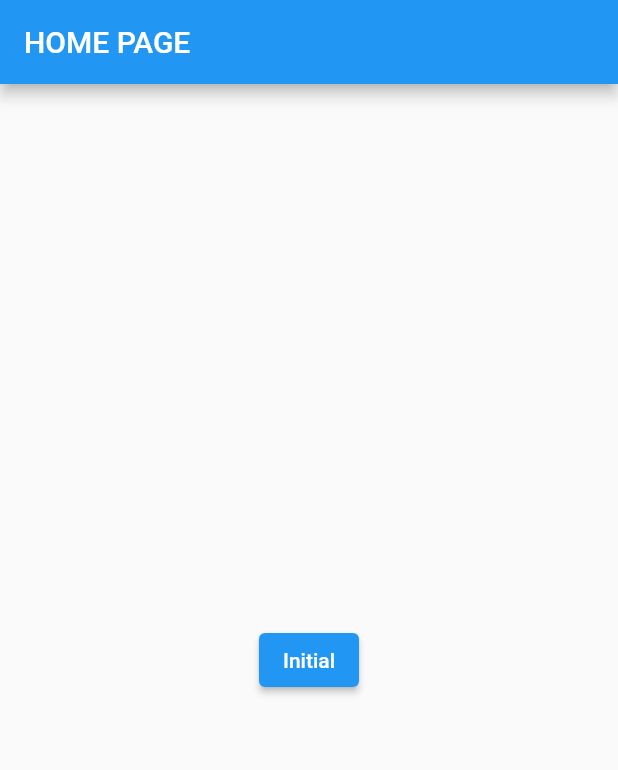
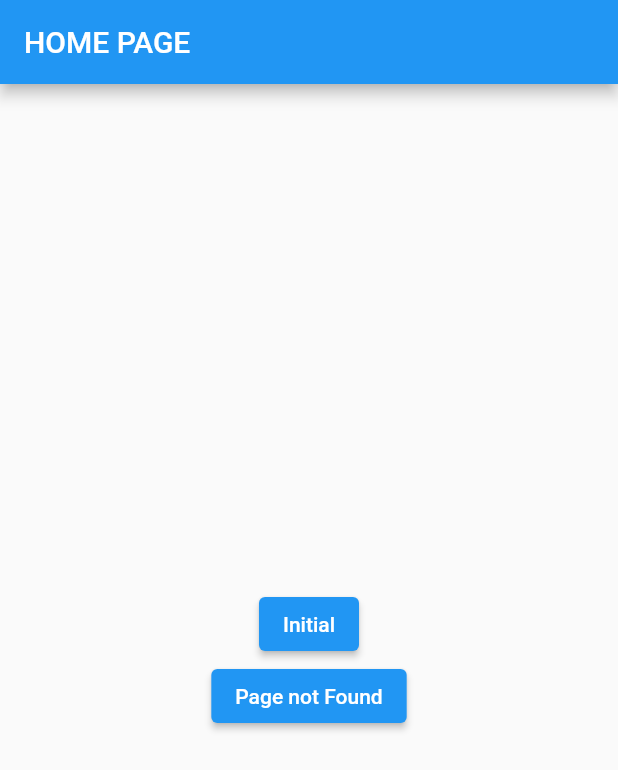
Before and after one commit to 2DevGs/get_rotas_nomeadas, a Flutter app: the screen it shows after launch, on a phone screen of 412 x 824 dp. Shown: the top 770 px of the screen. Run offline on Flutter 3.47's test engine with Material 2 defaults, Android fonts, the phone set to English and light mode, and no system bars; our stand-ins replace get.

Commit message:
Page not found tratment
In this commit, a structure was implemented to handle a possible failure in the routes. If the use of unknownRoute is necessary, make sure that initialRoute is pointing to the correct route.

```diff
--- a/lib/main.dart
+++ b/lib/main.dart
@@ -2,6 +2,7 @@ import 'package:flutter/material.dart';
 import 'package:get/get.dart';
 import 'package:get_rotas_nomeadas/pages/home_page.dart';
 import 'package:get_rotas_nomeadas/pages/initial/page1.dart';
+import 'package:get_rotas_nomeadas/pages/route_not_found/route_not_found_page.dart';
 void main() {
   runApp(const MyApp());
 }
@@ -16,9 +17,11 @@ class MyApp extends StatelessWidget {
       theme: ThemeData(
         primarySwatch: Colors.blue,
       ),
+      unknownRoute: GetPage(name: '/404', page: () => const RouteNotFoundPage()),
+      initialRoute: '/home',
       getPages: [
         GetPage(
-          name: '/',
+          name: '/home',
           page: () => const HomePage(),
         ),
         GetPage(
--- a/lib/pages/home_page.dart
+++ b/lib/pages/home_page.dart
@@ -19,6 +19,12 @@ class HomePage extends StatelessWidget {
               },
               child: Text('Initial'),
             ),
+            ElevatedButton(
+              onPressed: (){
+                Get.offNamed('/pagenotfound');
+              },
+              child: Text('Page not Found'),
+            ),
           ],
         )
       ),
```
Also changed, not shown: lib/pages/route_not_found/route_not_found_page.dart (added, +14 -0 lines).
